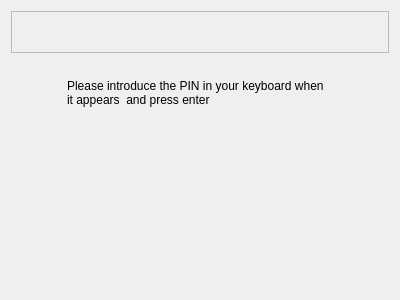
Before: the Qt Designer form src/wizard/pages/keyboardpairing.ui in KDE/bluedevil, drawn with Qt 5.
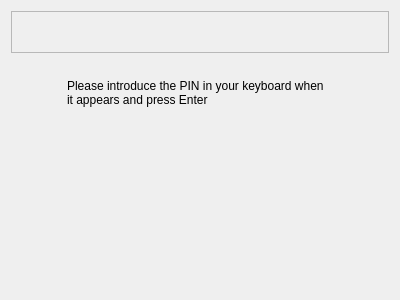
After: the same form once the commit is applied.

Commit message: i18n: fix style

Patch:
```diff
--- a/src/wizard/pages/keyboardpairing.ui
+++ b/src/wizard/pages/keyboardpairing.ui
@@ -105,7 +105,7 @@
      <item>
       <widget class="QLabel" name="label_2">
        <property name="text">
-        <string>Please introduce the PIN in your keyboard when it appears  and press enter</string>
+        <string>Please introduce the PIN in your keyboard when it appears and press Enter</string>
        </property>
        <property name="wordWrap">
         <bool>true</bool>
```
The commit also changes 1 other file.
